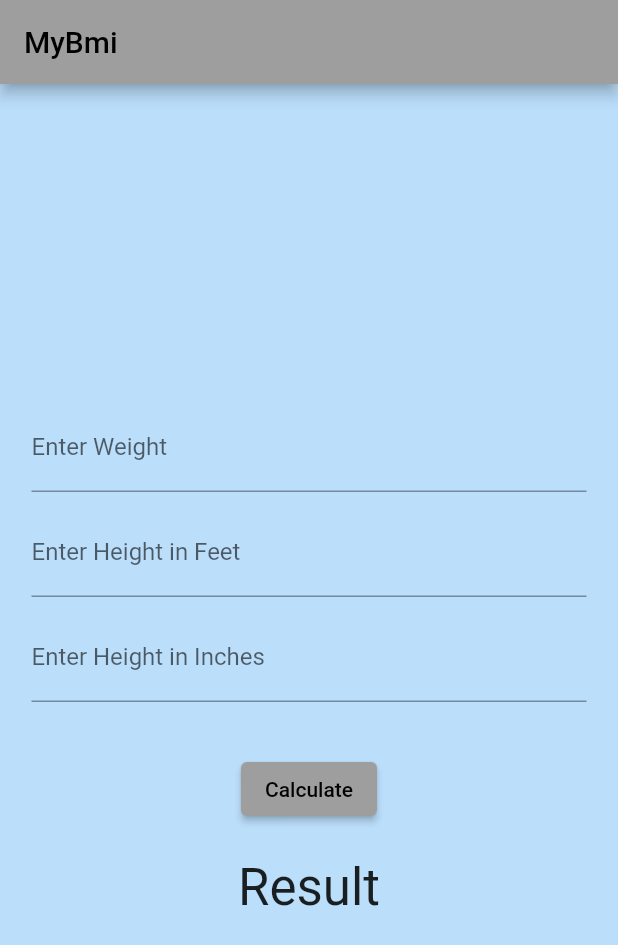
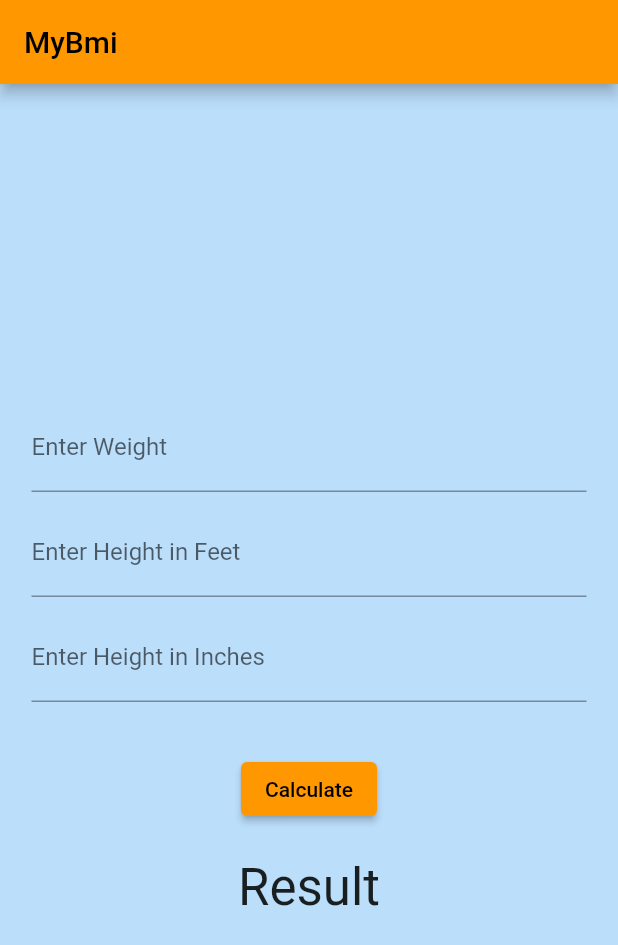
Before and after one commit to wscubetech-india/mybmi, a Flutter app: the screen it shows after launch, on a phone screen of 412 x 824 dp. Shown: the top 945 px of the screen. Run offline on Flutter 3.47's test engine with Material 2 defaults, Android fonts, the phone set to English and light mode, and no system bars.

Commit message:
Color Changes

```diff
--- a/lib/main.dart
+++ b/lib/main.dart
@@ -25,7 +25,7 @@ class MyApp extends StatelessWidget {
         // or simply save your changes to "hot reload" in a Flutter IDE).
         // Notice that the counter didn't reset back to zero; the application
         // is not restarted.
-        primarySwatch: Colors.grey,
+        primarySwatch: Colors.orange,
       ),
       home: MyHomePage(),
     );
```
